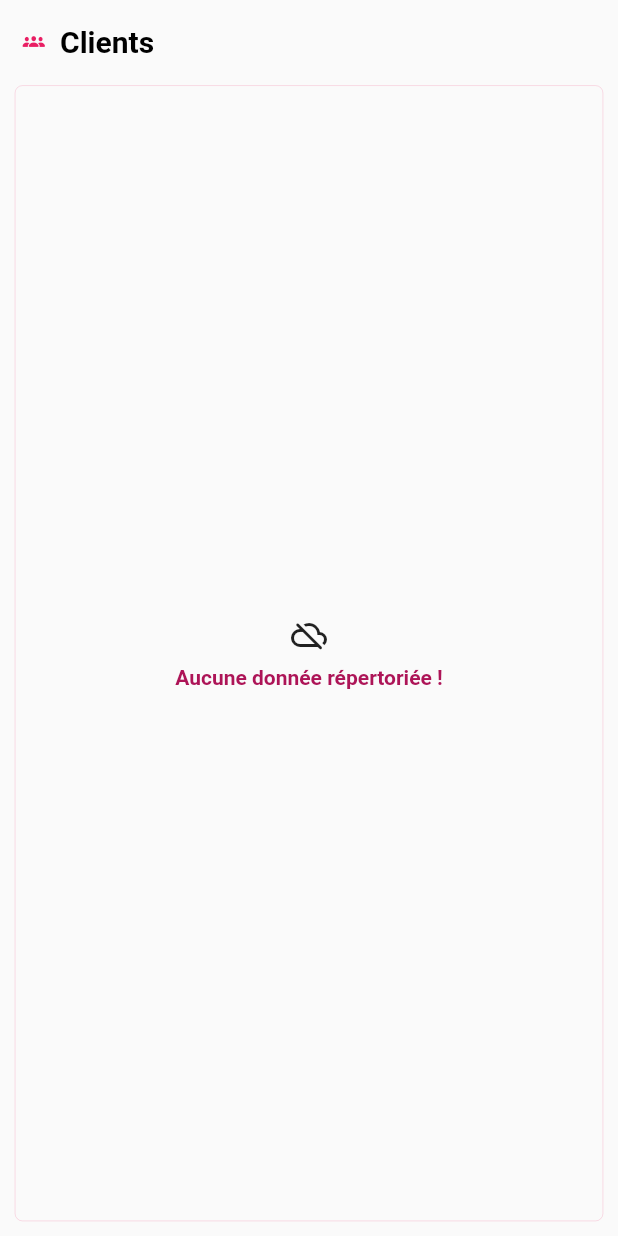
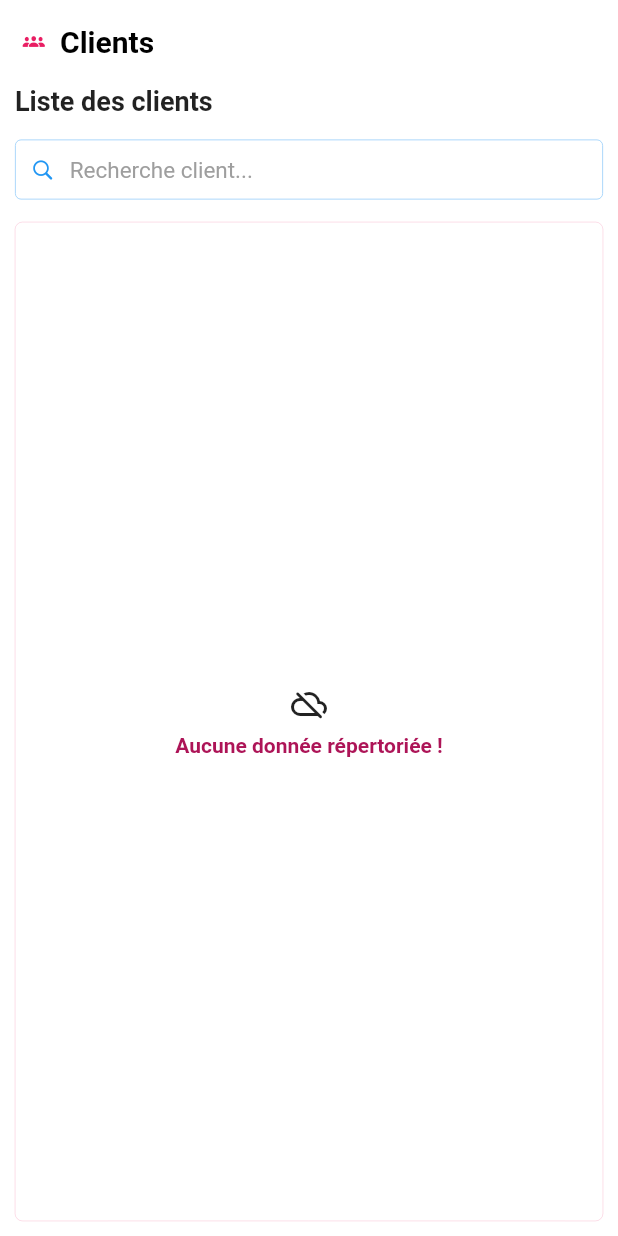
Before and after one commit to Delimond-eng/zando_win, a Flutter app: the Clients screen opened directly, on a phone screen of 412 x 824 dp. Run offline on Flutter 3.47's test engine with Material 2 defaults, Android fonts, the phone set to English and light mode, and no system bars; our stand-ins replace animate_do, connectivity_plus, expandable, flutter_easyloading, flutter_spinkit, flutter_svg and 8 more; missing offline and left inert: connectivity_plus_web, dart:ffi, ribbon, sqlite3; accounts and stored records are empty; network calls fail; Roboto replaces fonts that are missing (Didact Gothic); project files that could hold a hidden picture were left out.

Commit message:
latest update

```diff
--- a/lib/components/sidebar.dart
+++ b/lib/components/sidebar.dart
@@ -135,6 +135,7 @@ class Sidebar extends StatelessWidget {
                     padding: const EdgeInsets.all(10.0),
                     child: Column(
                       children: [
+                        if (!navigatorController.isActive('/clients'))
                           SizedBox(
                             width: double.infinity,
                             child: ElevatedButton.icon(
--- a/lib/pages/clients.dart
+++ b/lib/pages/clients.dart
@@ -1,6 +1,7 @@
 import 'package:animate_do/animate_do.dart';
 import 'package:flutter/cupertino.dart';
 import 'package:flutter/material.dart';
+import 'package:flutter/scheduler.dart';
 import 'package:get/get.dart';
 import 'package:google_fonts/google_fonts.dart';
 import 'package:zando_m/global/controllers.dart';
@@ -23,10 +24,17 @@ class Clients extends StatefulWidget {
 }
 
 class _ClientsState extends State<Clients> {
+  final GlobalKey<NavigatorState> _key = GlobalKey<NavigatorState>();
   @override
   void initState() {
     super.initState();
-    dataController.loadClients();
+    SchedulerBinding.instance.addPostFrameCallback((_) async {
+      dataController.dataLoading.value = true;
+      dataController.loadClients().then((res) {
+        debugPrint(res.toString());
+        dataController.dataLoading.value = false;
+      });
+    });
   }
 
   List<DataRow> _createRows() {
@@ -153,7 +161,11 @@ class _ClientsState extends State<Clients> {
 
   @override
   Widget build(BuildContext context) {
-    return CustomPage(
+    return Scaffold(
+      drawerScrimColor: Colors.transparent,
+      backgroundColor: Colors.transparent,
+      key: _key,
+      body: CustomPage(
         title: "Clients",
         icon: CupertinoIcons.group_solid,
         child: LayoutBuilder(
@@ -162,9 +174,7 @@ class _ClientsState extends State<Clients> {
               mainAxisAlignment: MainAxisAlignment.start,
               crossAxisAlignment: CrossAxisAlignment.start,
               children: [
-              Obx(
-                () => dataController.clients.isNotEmpty
-                    ? Padding(
+                Padding(
                   padding: const EdgeInsets.all(10.0),
                   child: Text(
                     "Liste des clients",
@@ -173,13 +183,8 @@ class _ClientsState extends State<Clients> {
                       fontWeight: FontWeight.w700,
                     ),
                   ),
-                      )
-                    : const SizedBox(),
                 ),
-              Obx(() {
-                if (dataController.clients.isNotEmpty) {
-                  return FadeInUp(
-                    child: Padding(
+                Padding(
                   padding: const EdgeInsets.symmetric(
                     horizontal: 10.0,
                     vertical: 5.0,
@@ -199,16 +204,11 @@ class _ClientsState extends State<Clients> {
                     ],
                   ),
                 ),
-                  );
-                }
-                return const SizedBox();
-              }),
                 Expanded(
                   child: Obx(() {
-                  if (dataController.clients.isEmpty) {
-                    return const EmptyTable();
-                  } else {
-                    return FadeInUp(
+                    return (dataController.clients.isEmpty)
+                        ? const EmptyTable()
+                        : FadeInUp(
                             child: ListView(
                               padding: const EdgeInsets.all(10.0),
                               children: [
@@ -225,12 +225,12 @@ class _ClientsState extends State<Clients> {
                               ],
                             ),
                           );
-                  }
                   }),
                 )
               ],
             );
           },
+        ),
       ),
     );
   }
--- a/lib/pages/modals/facture_create_modal.dart
+++ b/lib/pages/modals/facture_create_modal.dart
@@ -22,10 +22,8 @@ import '../../widgets/tot_info_view.dart';
 
 createFactureModal(BuildContext context,
     {bool showClientList = true, Client client}) async {
-  await dataController.loadClients();
   var clients = dataController.clients;
   var selectedClient = client;
-
   //inputs selectors
   var _title = TextEditingController();
   var _pu = TextEditingController();
--- a/lib/screens/auth/authenticate_screen.dart
+++ b/lib/screens/auth/authenticate_screen.dart
@@ -214,12 +214,11 @@ class _AuthenticateScreenState extends State<AuthenticateScreen> {
         if (connected.userAccess == "allowed") {
           authController.loggedUser.value = connected;
           Xloading.showLottieLoading(context);
-          await dataController.editCurrency();
-          await dataController.refreshDatas();
+          dataController.editCurrency();
+          dataController.refreshDatas();
           navigatorController.activeItem.value = "/";
           Future.delayed(const Duration(milliseconds: 100), () async {
             Xloading.dismiss();
-
             Navigator.pushAndRemoveUntil(
               context,
               MaterialPageRoute(builder: (context) => const HomeScreen()),
--- a/lib/services/native_db_helper.dart
+++ b/lib/services/native_db_helper.dart
@@ -101,7 +101,7 @@ class NativeDbHelper {
     }
 
     if (result != null) {
-      return jsonDecode(result);
+      return compute(deserialize, result);
     } else {
       return null;
     }
--- a/lib/widgets/empty_table.dart
+++ b/lib/widgets/empty_table.dart
@@ -1,6 +1,10 @@
 import 'package:flutter/cupertino.dart';
 import 'package:flutter/material.dart';
+import 'package:flutter_spinkit/flutter_spinkit.dart';
+import 'package:get/get.dart';
 import 'package:google_fonts/google_fonts.dart';
+
+import '../global/controllers.dart';
 
 class EmptyTable extends StatelessWidget {
   const EmptyTable({Key key}) : super(key: key);
@@ -17,10 +21,26 @@ class EmptyTable extends StatelessWidget {
           color: Colors.pink,
         ),
       ),
-      child: Column(
+      child: Obx(
+        () => Column(
           mainAxisAlignment: MainAxisAlignment.center,
           crossAxisAlignment: CrossAxisAlignment.center,
           children: [
+            if (dataController.dataLoading.value == true) ...[
+              const SpinKitThreeBounce(
+                color: Colors.pink,
+              ),
+              const SizedBox(
+                height: 8.0,
+              ),
+              Text(
+                "Chargement de données en cours... ",
+                style: GoogleFonts.didactGothic(
+                  color: Colors.black,
+                  fontWeight: FontWeight.w600,
+                ),
+              ),
+            ] else ...[
               const Icon(
                 Icons.cloud_off_rounded,
               ),
@@ -34,7 +54,9 @@ class EmptyTable extends StatelessWidget {
                   fontWeight: FontWeight.w600,
                 ),
               ),
+            ]
           ],
+        ),
       ),
     );
   }
```
Also changed, not shown: lib/controllers/data_controller.dart (+101 -55 lines), lib/pages/dashboard.dart (+27 -13 lines), lib/pages/factures.dart (+45 -15 lines), lib/pages/inventories.dart (+8 -1 lines), lib/pages/paiements.dart (+11 -4 lines), lib/pages/users.dart (+9 -7 lines), lib/services/synchonisation.dart (+10 -3 lines), 1 other file. Lines whose indentation alone changed are shown as unchanged.
